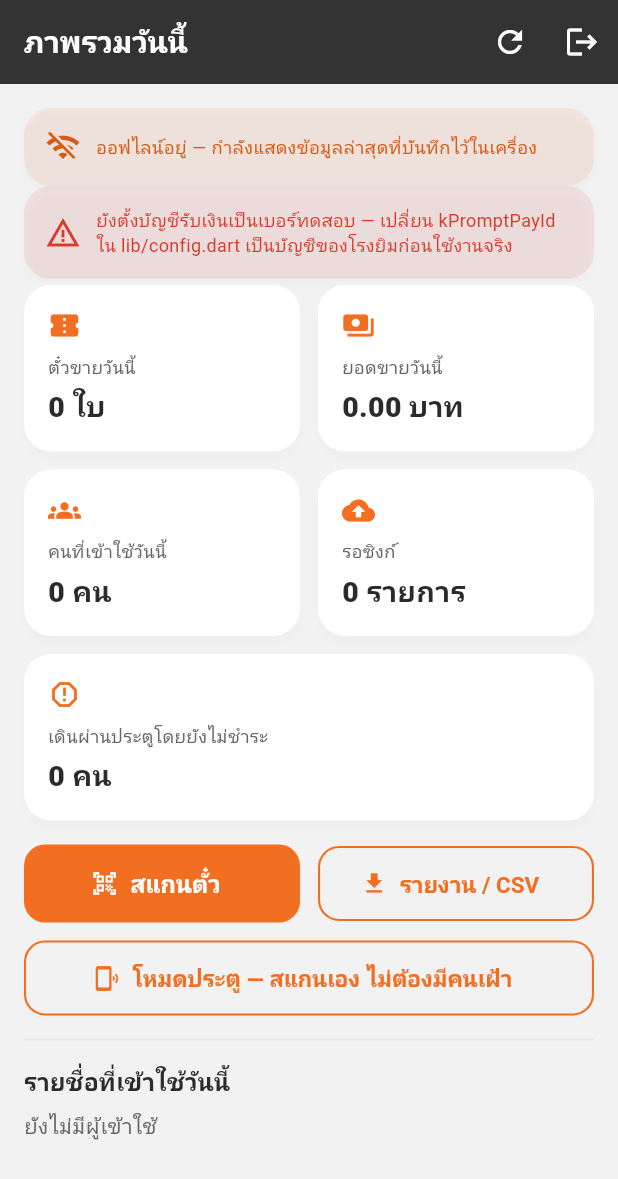
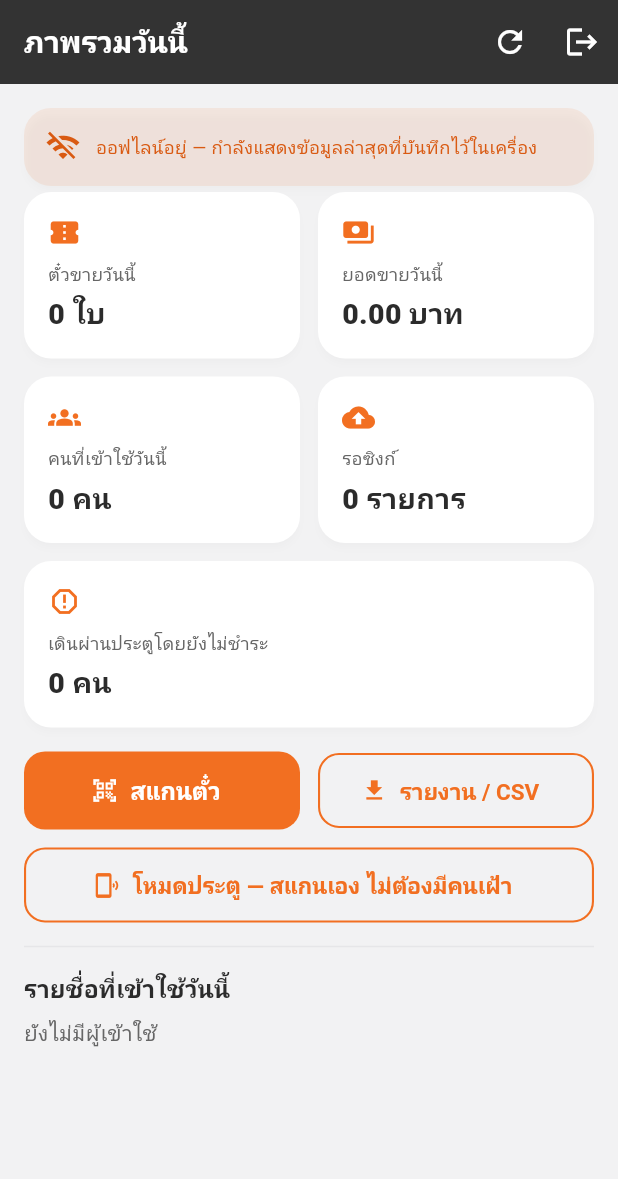
Before and after one commit to firstatipat-cpu/nu_fitticket, a Flutter app: the StaffDashboardPage screen opened directly, on a phone screen of 412 x 824 dp. Shown: the top 1179 px of the screen. Run offline on Flutter 3.47's test engine with Material 3 defaults, Android fonts, the phone set to English and light mode, and no system bars; our stand-ins replace csv, image_picker, qr_flutter, share_plus, sqflite; missing offline and left inert: mobile_scanner; accounts and stored records are empty; network calls fail.

Commit message:
ui: remove the test-account warning banners

```diff
--- a/lib/config.dart
+++ b/lib/config.dart
@@ -33,12 +33,6 @@ DateTime ticketExpiryFor(DateTime purchasedAt) {
 /// (ค่าคงที่นี้ไม่ใช่ความลับ — เบอร์พร้อมเพย์เปิดเผยได้)
 const String kPromptPayId = '0630921644';
 
-/// เบอร์ที่ถือว่า "ยังไม่ใช่ของโรงยิมจริง" — ใช้เตือนผู้ดูแลระบบก่อนสาธิต
-/// (ค่าคงที่เหล่านี้เปิดเผยได้ ไม่ใช่ความลับ)
-const Set<String> kPromptPayTestIds = {'0899999999', '0630921644'};
-
+/// ชื่อร้าน/เมืองที่ใส่ใน QR พร้อมเพย์ (ค่าคงที่ ไม่ใช่ความลับ)
 const String kPromptPayName = 'NU FITNESS';
 const String kPromptPayCity = 'PHITSANULOK';
-
-/// true = ยังใช้เบอร์ทดสอบอยู่ ควรเปลี่ยนเป็นบัญชีของโรงยิมก่อนใช้งานจริง
-bool get isPromptPaySample => kPromptPayTestIds.contains(kPromptPayId);
--- a/lib/screens/staff_dashboard.dart
+++ b/lib/screens/staff_dashboard.dart
@@ -6,7 +6,6 @@ import 'package:provider/provider.dart';
 
 import '../models/entry.dart';
 import '../models/ticket.dart';
-import '../config.dart';
 import '../services/cloud_service.dart';
 import '../services/gate_service.dart';
 import '../state/app_state.dart';
@@ -229,30 +228,6 @@ class _StaffDashboardPageState extends State<StaffDashboardPage> {
                 ),
               ),
             ),
-          if (isPromptPaySample)
-            Card(
-              color: AppColors.danger.withValues(alpha: 0.10),
-              child: const Padding(
-                padding: EdgeInsets.all(14),
-                child: Row(
-                  children: [
-                    Icon(Icons.warning_amber, color: AppColors.danger),
-                    SizedBox(width: 10),
-                    Expanded(
-                      child: Text(
-                        'ยังตั้งบัญชีรับเงินเป็นเบอร์ทดสอบ — '
-                        'เปลี่ยน kPromptPayId ใน lib/config.dart เป็นบัญชีของโรงยิมก่อนใช้งานจริง',
-                        style: TextStyle(
-                          color: AppColors.danger,
-                          fontSize: 12,
-                          height: 1.4,
-                        ),
-                      ),
-                    ),
-                  ],
-                ),
-              ),
-            ),
           const SizedBox(height: 4),
           Row(
             children: [
```
Also changed, not shown: lib/screens/login_page.dart (+0 -14 lines).
